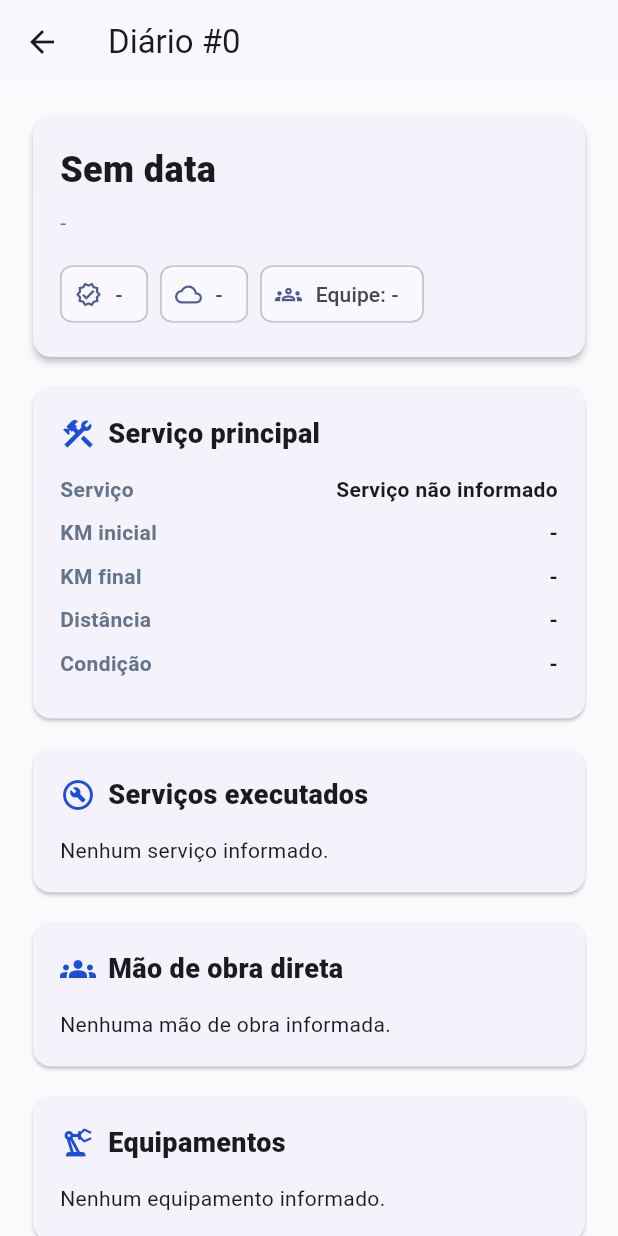
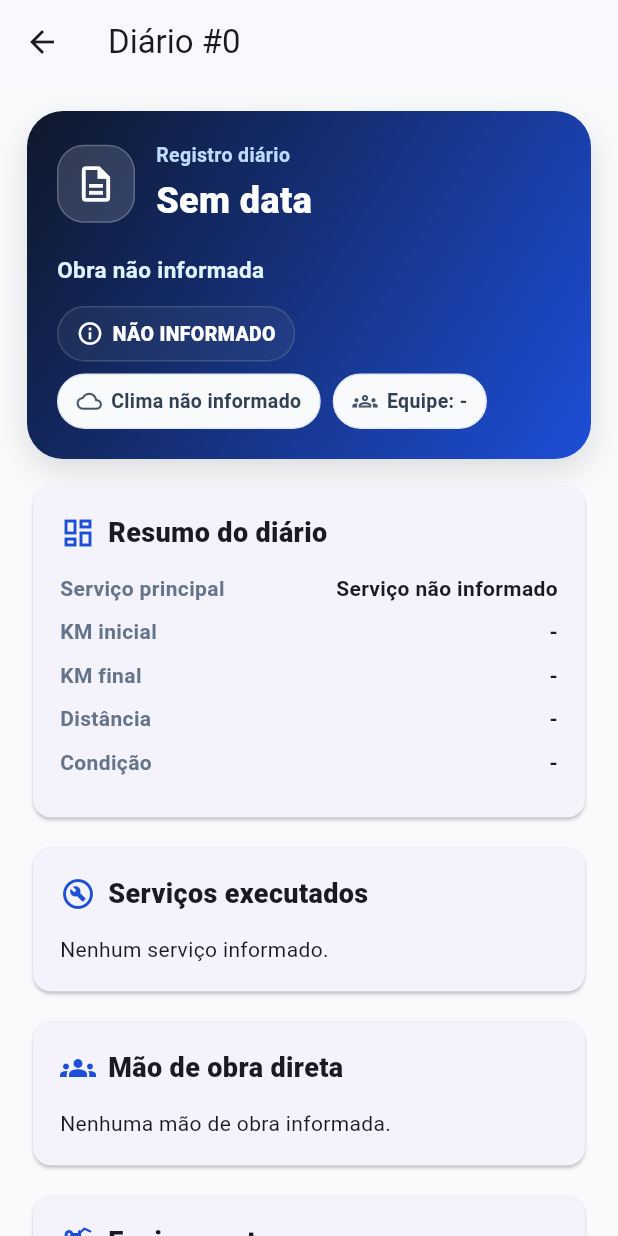
Before and after one commit to nyxdk7/diario_obras_app, a Flutter app: the DiarioDetalhePage screen opened directly with empty values, on a phone screen of 412 x 824 dp. Run offline on Flutter 3.47's test engine with Material 3 defaults, Android fonts, the phone set to English and light mode, and no system bars; our stand-ins replace dio, drift, flutter_secure_storage; accounts and stored records are empty; generated files the repository leaves out were written again.

Commit message:
Melhora tela de detalhes do diario

```diff
--- a/lib/main.dart
+++ b/lib/main.dart
@@ -839,6 +839,125 @@ class DiarioDetalhePage extends StatelessWidget {
     return [];
   }
 
+  String normalizarStatus(dynamic valor) {
+    final status = valor?.toString().trim().toUpperCase() ?? '';
+
+    if (status.contains('APROV')) {
+      return 'APROVADO';
+    }
+
+    if (status.contains('DEVOL')) {
+      return 'DEVOLVIDO';
+    }
+
+    if (status.contains('PEND')) {
+      return 'PENDENTE';
+    }
+
+    return status.isEmpty ? 'NÃO INFORMADO' : status;
+  }
+
+  Color corStatus(String status) {
+    switch (status) {
+      case 'APROVADO':
+        return const Color(0xFF10B981);
+      case 'DEVOLVIDO':
+        return const Color(0xFFF97316);
+      case 'PENDENTE':
+        return const Color(0xFFF59E0B);
+      default:
+        return const Color(0xFF64748B);
+    }
+  }
+
+  IconData iconeStatus(String status) {
+    switch (status) {
+      case 'APROVADO':
+        return Icons.check_circle_outline;
+      case 'DEVOLVIDO':
+        return Icons.assignment_return_outlined;
+      case 'PENDENTE':
+        return Icons.hourglass_empty;
+      default:
+        return Icons.info_outline;
+    }
+  }
+
+  Widget infoChip({
+    required IconData icon,
+    required String label,
+  }) {
+    return Container(
+      padding: const EdgeInsets.symmetric(
+        horizontal: 12,
+        vertical: 8,
+      ),
+      decoration: BoxDecoration(
+        color: const Color(0xFFF8FAFC),
+        borderRadius: BorderRadius.circular(999),
+        border: Border.all(
+          color: const Color(0xFFE2E8F0),
+        ),
+      ),
+      child: Row(
+        mainAxisSize: MainAxisSize.min,
+        children: [
+          Icon(
+            icon,
+            size: 17,
+            color: const Color(0xFF475569),
+          ),
+          const SizedBox(width: 6),
+          Text(
+            label,
+            style: const TextStyle(
+              fontSize: 13,
+              fontWeight: FontWeight.w700,
+              color: Color(0xFF334155),
+            ),
+          ),
+        ],
+      ),
+    );
+  }
+
+  Widget statusPill(String status) {
+    final color = corStatus(status);
+
+    return Container(
+      padding: const EdgeInsets.symmetric(
+        horizontal: 12,
+        vertical: 8,
+      ),
+      decoration: BoxDecoration(
+        color: color.withOpacity(0.14),
+        borderRadius: BorderRadius.circular(999),
+        border: Border.all(
+          color: color.withOpacity(0.45),
+        ),
+      ),
+      child: Row(
+        mainAxisSize: MainAxisSize.min,
+        children: [
+          Icon(
+            iconeStatus(status),
+            size: 18,
+            color: Colors.white,
+          ),
+          const SizedBox(width: 6),
+          Text(
+            status,
+            style: const TextStyle(
+              color: Colors.white,
+              fontWeight: FontWeight.w800,
+              fontSize: 13,
+            ),
+          ),
+        ],
+      ),
+    );
+  }
+
   @override
   Widget build(BuildContext context) {
     final obra = diario['obra'] is Map ? diario['obra'] as Map : {};
@@ -848,6 +967,8 @@ class DiarioDetalhePage extends StatelessWidget {
     final servicos = lista('servicos_executados_lista');
     final fotos = lista('fotos');
 
+    final status = normalizarStatus(diario['status_aprovacao']);
+
     return Scaffold(
       backgroundColor: const Color(0xFFF8FAFC),
       appBar: AppBar(
@@ -856,25 +977,82 @@ class DiarioDetalhePage extends StatelessWidget {
       body: ListView(
         padding: const EdgeInsets.all(18),
         children: [
-          Card(
-            elevation: 2,
-            child: Padding(
-              padding: const EdgeInsets.all(18),
+          Container(
+            width: double.infinity,
+            padding: const EdgeInsets.all(20),
+            decoration: BoxDecoration(
+              gradient: const LinearGradient(
+                colors: [
+                  Color(0xFF0F172A),
+                  Color(0xFF1D4ED8),
+                ],
+                begin: Alignment.topLeft,
+                end: Alignment.bottomRight,
+              ),
+              borderRadius: BorderRadius.circular(24),
+              boxShadow: const [
+                BoxShadow(
+                  color: Color(0x1F000000),
+                  blurRadius: 18,
+                  offset: Offset(0, 8),
+                ),
+              ],
+            ),
             child: Column(
               crossAxisAlignment: CrossAxisAlignment.start,
               children: [
+                Row(
+                  children: [
+                    Container(
+                      width: 52,
+                      height: 52,
+                      decoration: BoxDecoration(
+                        color: Colors.white.withOpacity(0.14),
+                        borderRadius: BorderRadius.circular(18),
+                        border: Border.all(
+                          color: Colors.white.withOpacity(0.22),
+                        ),
+                      ),
+                      child: const Icon(
+                        Icons.description_outlined,
+                        color: Colors.white,
+                        size: 28,
+                      ),
+                    ),
+                    const SizedBox(width: 14),
+                    Expanded(
+                      child: Column(
+                        crossAxisAlignment: CrossAxisAlignment.start,
+                        children: [
+                          const Text(
+                            'Registro diário',
+                            style: TextStyle(
+                              color: Color(0xFFBFDBFE),
+                              fontSize: 13,
+                              fontWeight: FontWeight.w700,
+                            ),
+                          ),
+                          const SizedBox(height: 4),
                           Text(
                             texto(diario['data_diario'], padrao: 'Sem data'),
                             style: const TextStyle(
+                              color: Colors.white,
                               fontSize: 24,
                               fontWeight: FontWeight.w900,
                             ),
                           ),
-                  const SizedBox(height: 8),
+                        ],
+                      ),
+                    ),
+                  ],
+                ),
+                const SizedBox(height: 18),
                 Text(
-                    texto(obra['nome']),
+                  texto(obra['nome'], padrao: 'Obra não informada'),
                   style: const TextStyle(
-                      color: Color(0xFF64748B),
+                    color: Color(0xFFE0F2FE),
+                    fontWeight: FontWeight.w700,
+                    fontSize: 15,
                   ),
                 ),
                 const SizedBox(height: 14),
@@ -882,36 +1060,29 @@ class DiarioDetalhePage extends StatelessWidget {
                   spacing: 8,
                   runSpacing: 8,
                   children: [
-                      Chip(
-                        avatar: const Icon(Icons.verified_outlined, size: 18),
-                        label: Text(texto(diario['status_aprovacao'])),
+                    statusPill(status),
+                    infoChip(
+                      icon: Icons.cloud_outlined,
+                      label: texto(diario['clima'], padrao: 'Clima não informado'),
                     ),
-                      Chip(
-                        avatar: const Icon(Icons.cloud_outlined, size: 18),
-                        label: Text(texto(diario['clima'])),
-                      ),
-                      Chip(
-                        avatar: const Icon(Icons.groups_outlined, size: 18),
-                        label: Text('Equipe: ${texto(diario['equipe'])}'),
+                    infoChip(
+                      icon: Icons.groups_outlined,
+                      label: 'Equipe: ${texto(diario['equipe'])}',
                     ),
                   ],
                 ),
               ],
             ),
           ),
-          ),
-          const SizedBox(height: 12),
+          const SizedBox(height: 14),
           _SecaoCard(
-            titulo: 'Serviço principal',
-            icone: Icons.construction,
+            titulo: 'Resumo do diário',
+            icone: Icons.dashboard_outlined,
             children: [
-              _LinhaInfo('Serviço', primeiroServico()),
+              _LinhaInfo('Serviço principal', primeiroServico()),
               _LinhaInfo('KM inicial', texto(diario['km_inicial'])),
               _LinhaInfo('KM final', texto(diario['km_final'])),
-              _LinhaInfo(
-                'Distância',
-                texto(diario['distancia_total_formatada']),
-              ),
+              _LinhaInfo('Distância', texto(diario['distancia_total_formatada'])),
               _LinhaInfo('Condição', texto(diario['condicao_operacao'])),
             ],
           ),
```
Lines whose indentation alone changed are shown as unchanged.
